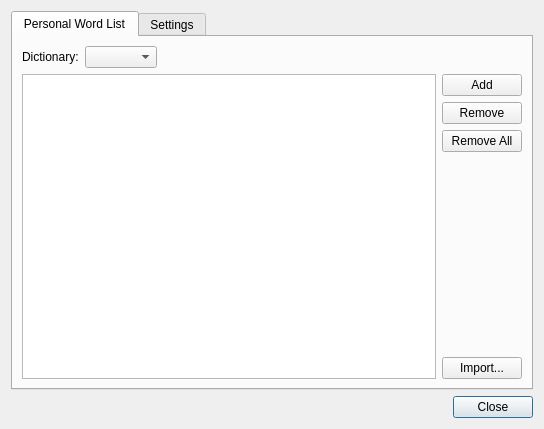
Old version of the form serna/plugins/speller/qt/SpellCheckerSettingsDialogBase.ui in the repository ydirson/serna-free.
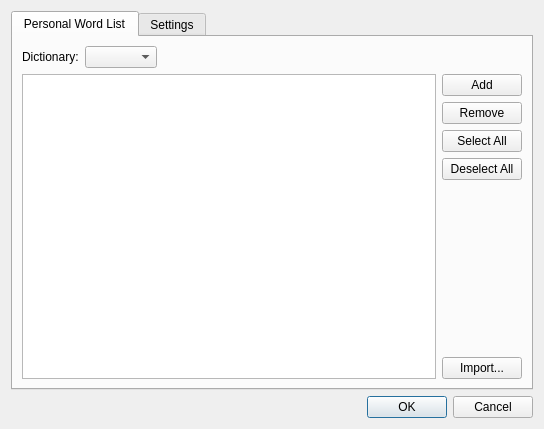
New version of the form.

Commit message: hunspell support & spell checker settings dialog code complete

```diff
--- a/serna/plugins/speller/qt/SpellCheckerSettingsDialogBase.ui
+++ b/serna/plugins/speller/qt/SpellCheckerSettingsDialogBase.ui
@@ -22,7 +22,7 @@
         <enum>Qt::Horizontal</enum>
        </property>
        <property name="standardButtons">
-        <set>QDialogButtonBox::Close</set>
+        <set>QDialogButtonBox::Cancel|QDialogButtonBox::Ok</set>
        </property>
       </widget>
      </item>
@@ -98,7 +98,14 @@
            <item>
             <widget class="QPushButton" name="removeAllButton_">
              <property name="text">
-              <string>Remove All</string>
+              <string>Select All</string>
+             </property>
+            </widget>
+           </item>
+           <item>
+            <widget class="QPushButton" name="deselectAllButton_">
+             <property name="text">
+              <string>Deselect All</string>
              </property>
             </widget>
            </item>
```
Left out of the diff: 2 changed lines with no effect on the pictures. The commit also changes 15 other files.
